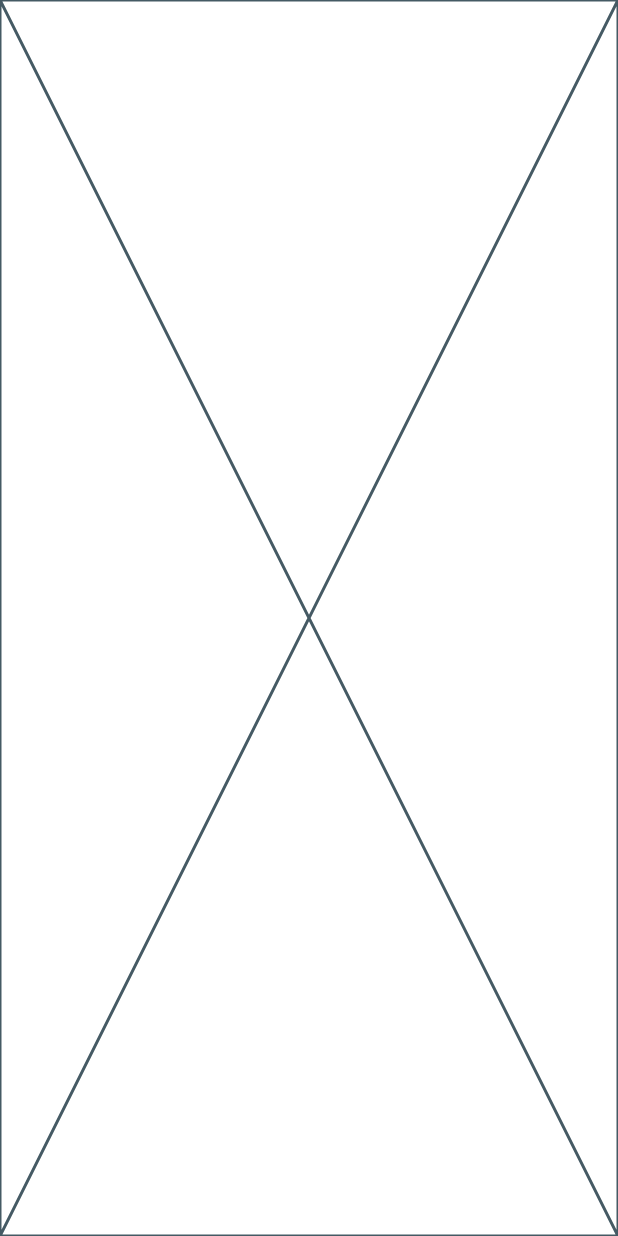
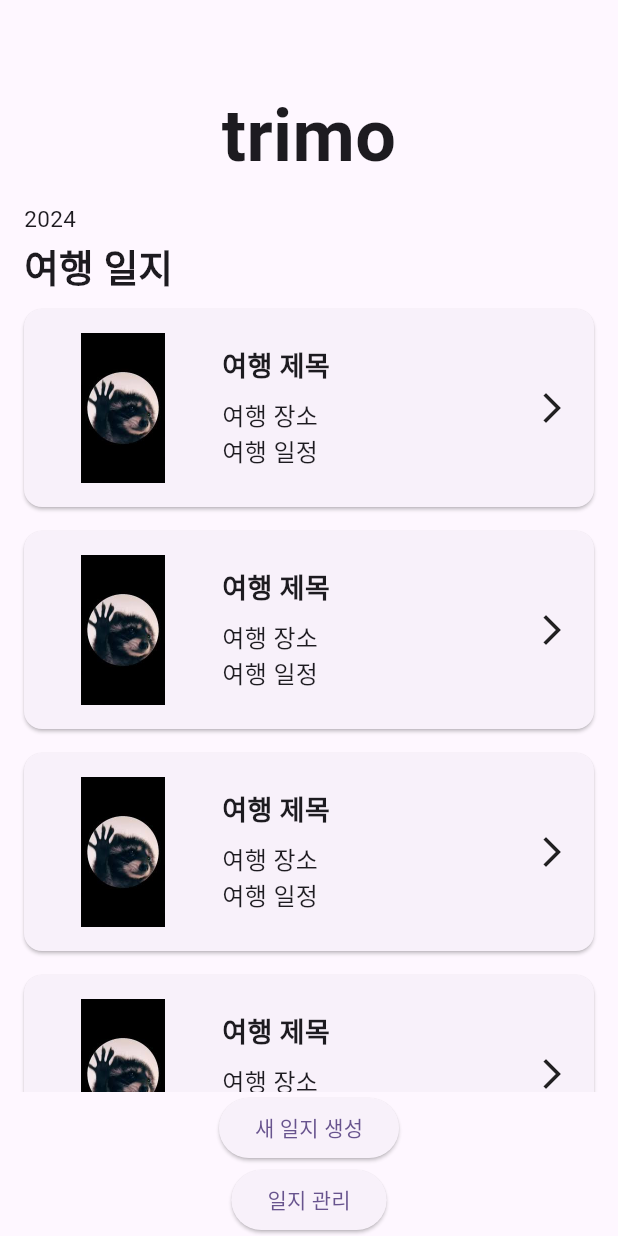
Before and after one commit to UI-UX-class/Trimo, a Flutter app: the screen it shows after launch, on a phone screen of 412 x 824 dp. Run offline on Flutter 3.47's test engine with Material 3 defaults, Android fonts, the phone set to English and light mode, and no system bars.

Commit message:
Designed TripList page

```diff
--- a/lib/ShowTrip.dart
+++ b/lib/ShowTrip.dart
@@ -0,0 +1,15 @@
+import 'package:flutter/material.dart';
+
+class ShowTrip extends StatefulWidget {
+  const ShowTrip({super.key});
+
+  @override
+  State<ShowTrip> createState() => _ShowTripState();
+}
+
+class _ShowTripState extends State<ShowTrip> {
+  @override
+  Widget build(BuildContext context) {
+    return const Placeholder();
+  }
+}
--- a/lib/TripList.dart
+++ b/lib/TripList.dart
@@ -0,0 +1,132 @@
+import 'package:flutter/material.dart';
+import 'package:trimo/ShowTrip.dart';
+
+class TripList extends StatefulWidget {
+  const TripList({super.key});
+
+  @override
+  State<TripList> createState() => _TripListState();
+}
+
+class _TripListState extends State<TripList> {
+  @override
+  Widget build(BuildContext context) {
+    return Scaffold(
+      appBar: AppBar(
+        title: const Text(' '),
+      ),
+      body: Column(
+        children: <Widget>[
+          Center(
+            child: Column(
+              mainAxisAlignment: MainAxisAlignment.center,
+              children: const [
+                Text(
+                  'trimo',
+                  textAlign: TextAlign.center,
+                  style: TextStyle(
+                    fontSize: 48,
+                    fontWeight: FontWeight.bold,
+                  ),
+                ),
+              ],
+            ),
+          ),
+          Container(
+            alignment: Alignment.centerLeft,
+            padding: const EdgeInsets.only(left: 16.0, top: 10.0),
+            child: Column(
+              crossAxisAlignment: CrossAxisAlignment.start,
+              children: const [
+                Text(
+                  '2024',
+                  style: TextStyle(
+                    fontSize: 15,
+                  ),
+                ),
+                SizedBox(height: 4.0),
+                Text(
+                  '여행 일지',
+                  style: TextStyle(
+                    fontSize: 25,
+                    fontWeight: FontWeight.bold,
+                  ),
+                ),
+              ],
+            ),
+          ),
+          Expanded(
+            child: ListView.builder(
+              itemCount: 10, // 항목 개수
+              itemBuilder: (context, position) {
+                return GestureDetector(
+                  onTap: () {
+                    Navigator.push(
+                        context,
+                        MaterialPageRoute(builder: (context)=> ShowTrip())
+                    );
+                  },
+                  child: Card(
+                    margin: const EdgeInsets.symmetric(vertical: 8.0, horizontal: 16.0),
+                    child: Padding(
+                      padding: const EdgeInsets.all(16.0),
+                      child: Row(
+                        children: <Widget>[
+                          Image.asset(
+                            "images/testimg.jpeg",
+                            height: 100,
+                            width: 100,
+                            fit: BoxFit.contain,
+                          ),
+                          const SizedBox(width: 16.0),
+                          Expanded(
+                            child: Column(
+                              //왼쪽 정렬 시킴
+                              crossAxisAlignment: CrossAxisAlignment.start,
+                              children: const [
+                                Text(
+                                  "여행 제목",
+                                  style: TextStyle(
+                                    fontSize: 18,
+                                    fontWeight: FontWeight.bold,
+                                  ),
+                                ),
+                                SizedBox(height: 8.0),
+                                Text(
+                                  "여행 장소",
+                                  style: TextStyle(
+                                    fontSize: 16,
+                                  ),
+                                ),
+                                Text(
+                                  "여행 일정",
+                                  style: TextStyle(
+                                    fontSize: 16,
+                                  ),
+                                ),
+                              ],
+                            ),
+                          ),
+                          const Icon(Icons.arrow_forward_ios),
+                        ],
+                      ),
+                    ),
+                  ),
+                );
+              },
+            ),
+          ),
+          ElevatedButton(onPressed: (){
+
+          },
+              child: Text("새 일지 생성"),
+          ),
+          ElevatedButton(onPressed: (){
+
+          },
+              child: Text("일지 관리"))
+        ],
+      ),
+    );
+  }
+}
--- a/lib/main.dart
+++ b/lib/main.dart
@@ -1,4 +1,5 @@
 import 'package:flutter/material.dart';
+import 'TripList.dart';
 
 void main() {
   runApp(const MyApp());
@@ -16,7 +17,7 @@ class MyApp extends StatelessWidget {
         colorScheme: ColorScheme.fromSeed(seedColor: Colors.deepPurple),
         useMaterial3: true,
       ),
-      home: const MainHome(),
+      home: const TripList(),
     );
   }
 }
--- a/pubspec.yaml
+++ b/pubspec.yaml
@@ -59,8 +59,8 @@ flutter:
   uses-material-design: true
 
   # To add assets to your application, add an assets section, like this:
-assets:
-  - images/
+  assets:
+    - images/testimg.jpeg
 
   # An image asset can refer to one or more resolution-specific "variants", see
   # https://flutter.dev/assets-and-images/#resolution-aware
```
Also changed, not shown: images/testimg.jpeg (added).
